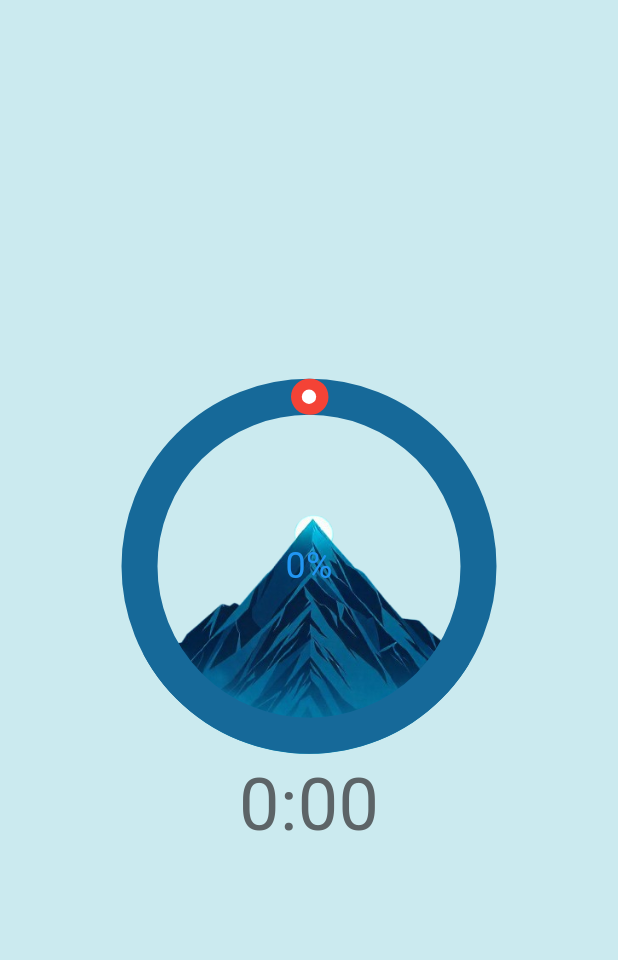
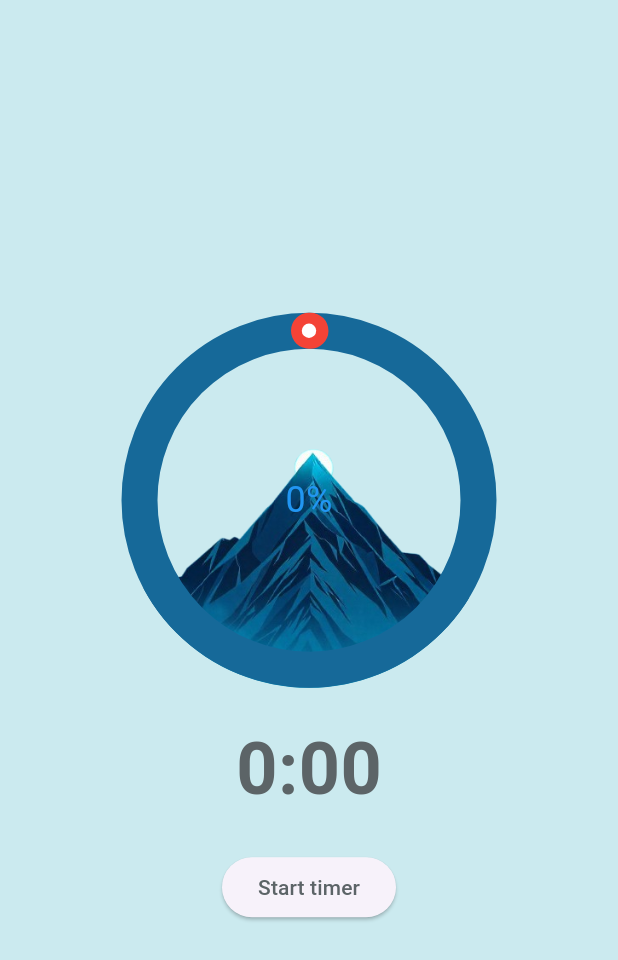
Before and after one commit to AustenLynn/climber, a Flutter app: the screen it shows after launch, on a phone screen of 412 x 824 dp. Shown: the top 960 px of the screen. Run offline on Flutter 3.47's test engine with Material 3 defaults, Android fonts, the phone set to English and light mode, and no system bars; drawn by our look-alikes of sleek_circular_slider.

Commit message:
functional timer

```diff
--- /dev/null
+++ b/lib/CircularSlider.dart
@@ -0,0 +1,45 @@
+
+import 'package:climber/theme/Colors.dart';
+import 'package:flutter/material.dart';
+import 'package:sleek_circular_slider/sleek_circular_slider.dart';
+
+class CircularSlider extends StatelessWidget {
+  final Function(double) onChanged;
+
+  const CircularSlider({Key? key, required this.onChanged}) : super(key: key);
+
+  @override
+  Widget build(BuildContext context) {
+    return SleekCircularSlider(
+      initialValue: 0,
+      max: 36,
+      appearance: CircularSliderAppearance(
+        customColors: CustomSliderColors(
+          progressBarColors: [Colors.red],
+          trackColor: AppColors.secondaryColor,
+          shadowColor: AppColors.accentColor,
+          shadowMaxOpacity: 0.5,
+        ),
+        customWidths: CustomSliderWidths(
+          progressBarWidth: 24,
+          trackWidth: 24,
+          shadowWidth: 20,
+        ),
+        size: 250,
+        startAngle: 270,
+        angleRange: 360,
+        infoProperties: InfoProperties(
+          mainLabelStyle: TextStyle(fontSize: 24, color: Colors.blue),
+          modifier: (double value) {
+            return '${value.toStringAsFixed(0)}%';
+          },
+        ),
+        spinnerMode: false,
+        animationEnabled: true,
+      ),
+      onChange: (double value) {
+        onChanged(value.floor() * 5 );  // Update the parent widget's state with the new value
+      },
+    );
+  }
+}
--- a/lib/HomeScreen.dart
+++ b/lib/HomeScreen.dart
@@ -1,7 +1,9 @@
+import 'dart:async';
+import 'package:flutter/material.dart';
+import 'TimerButton.dart';
+import 'theme/Colors.dart';
+import 'CircularSlider.dart';
 
-import 'package:flutter/material.dart';
-import 'package:sleek_circular_slider/sleek_circular_slider.dart';
-import 'theme/Colors.dart';
 class HomeScreen extends StatefulWidget {
   @override
   _HomeScreenState createState() => _HomeScreenState();
@@ -9,10 +11,26 @@ class HomeScreen extends StatefulWidget {
 
 class _HomeScreenState extends State<HomeScreen> {
   double timeValue = 0;
+  Timer? timer;
+  int seconds = 0;
 
   void updateTimeValue(double newValue) {
     setState(() {
       timeValue = newValue;
+      seconds = (timeValue.floor() * 60); // Converts to total seconds
+    });
+  }
+
+  void startTimer() {
+    if (timer != null && timer!.isActive) return; // Prevent multiple timers
+    timer = Timer.periodic(Duration(seconds: 1), (_) {
+      if (seconds > 0) {
+        setState(() {
+          seconds--;
+        });
+      } else {
+        timer?.cancel(); // Stop the timer when it reaches zero
+      }
     });
   }
 
@@ -21,34 +39,37 @@ class _HomeScreenState extends State<HomeScreen> {
     return '${minCount.floor()}:00';
   }
 
+  String formatSeconds(int seconds) {
+    final int minutes = seconds ~/ 60;
+    final int remainingSeconds = seconds % 60;
+    return '$minutes:${remainingSeconds.toString().padLeft(2, '0')}';
+  }
+
   @override
   Widget build(BuildContext context) {
     return Scaffold(
       backgroundColor: AppColors.primaryColor,
-      body: Column(
+      body: SizedBox(
+        width: MediaQuery.of(context).size.width,
+        child: Column(
           mainAxisAlignment: MainAxisAlignment.center,
-        crossAxisAlignment: CrossAxisAlignment.center,
           children: [
             Row(
               mainAxisAlignment: MainAxisAlignment.center,
               children: [
                 Stack(
+                  alignment: Alignment.center,
                   children: [
-                Positioned(
-                  child: GestureDetector(
+                    GestureDetector(
                       onTap: () {
                         print("Image button inside circular slider tapped!");
-                      // You can perform other actions here as well
                       },
                       child: ClipOval(
-                      child:
-                      Image.asset(
-                        'assets/my_mountain.png', // Replace with your image asset path
-                        width: 250, // Adjust the size as needed
+                        child: Image.asset(
+                          'assets/my_mountain.png',
+                          width: 250,
                           height: 250,
                           fit: BoxFit.cover,
-                      ),
-
                         ),
                       ),
                     ),
@@ -59,62 +80,30 @@ class _HomeScreenState extends State<HomeScreen> {
                 ),
               ],
             ),
-          Row(
-            mainAxisAlignment: MainAxisAlignment.center,
-            children: [
+            SizedBox(
+              height: 20,
+            ),
             Text(
-              displayTimeValue(timeValue),
-              style: TextStyle(fontSize: 48,
+              formatSeconds(seconds),
+              style: const TextStyle(
+                fontSize: 48,
+                fontWeight: FontWeight.bold,
                 color: AppColors.textColor,
               ),
-            )
-            ]
-          )
-
+            ),
+            SizedBox(height: 20),
+            TimerButton(
+              onClicked: startTimer,
+            ),
           ],
+        ),
       ),
     );
   }
 
-}
-
-class CircularSlider extends StatelessWidget {
-  final Function(double) onChanged;
-
-  const CircularSlider({Key? key, required this.onChanged}) : super(key: key);
-
   @override
-  Widget build(BuildContext context) {
-    return SleekCircularSlider(
-      initialValue: 0,
-      max: 36,
-      appearance: CircularSliderAppearance(
-        customColors: CustomSliderColors(
-          progressBarColors: [Colors.red],
-          trackColor: AppColors.secondaryColor,
-          shadowColor: AppColors.accentColor,
-          shadowMaxOpacity: 0.5,
-        ),
-        customWidths: CustomSliderWidths(
-          progressBarWidth: 24,
-          trackWidth: 24,
-          shadowWidth: 20,
-        ),
-        size: 250,
-        startAngle: 270,
-        angleRange: 360,
-        infoProperties: InfoProperties(
-          mainLabelStyle: TextStyle(fontSize: 24, color: Colors.blue),
-          modifier: (double value) {
-            return '${value.toStringAsFixed(0)}%';
-          },
-        ),
-        spinnerMode: false,
-        animationEnabled: true,
-      ),
-      onChange: (double value) {
-        onChanged(value);  // Update the parent widget's state with the new value
-      },
-    );
+  void dispose() {
+    timer?.cancel();
+    super.dispose();
   }
 }
--- /dev/null
+++ b/lib/TimerButton.dart
@@ -0,0 +1,17 @@
+
+import 'package:climber/theme/Colors.dart';
+import 'package:flutter/material.dart';
+
+class TimerButton extends StatelessWidget {
+  final VoidCallback onClicked;
+  const TimerButton({super.key, required this.onClicked});
+
+  @override
+  Widget build(BuildContext context) => ElevatedButton(
+    onPressed: onClicked,
+    child: const Text(
+      "Start timer",
+      style: TextStyle(color: AppColors.textColor),
+    ),
+  );
+}
```
Lines whose indentation alone changed are shown as unchanged.
